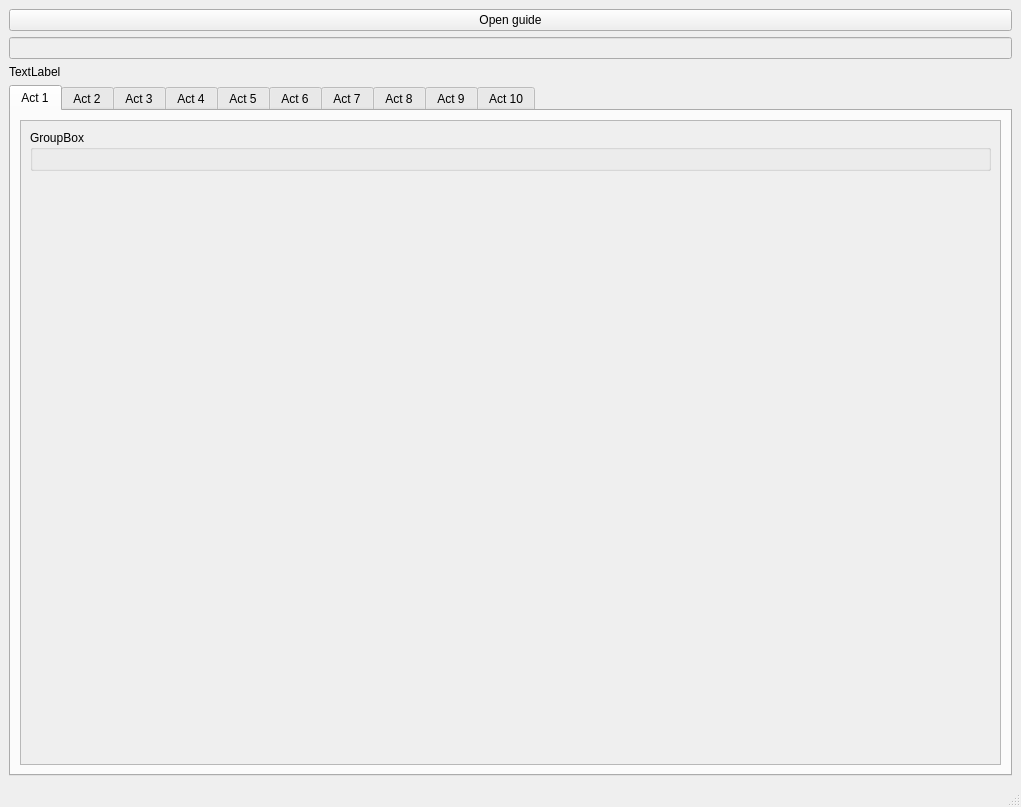
Qt form generated/form_main.ui (Doberm4n/POELevelingGuide) before a commit.
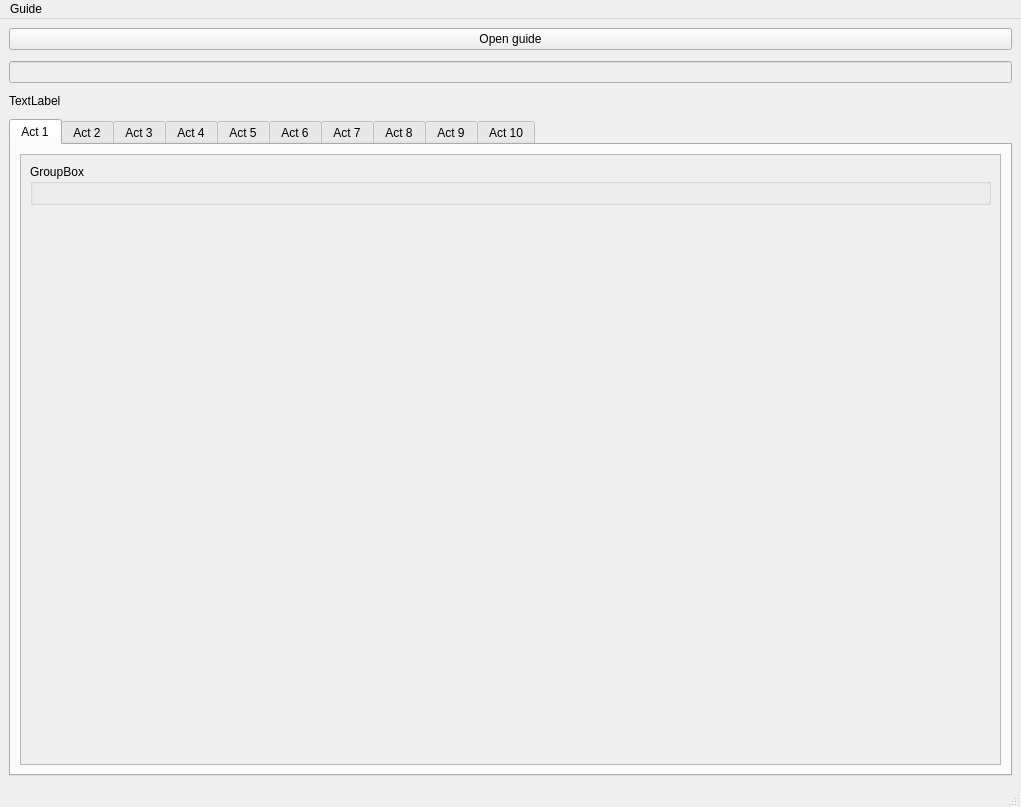
The same form after that commit. The open tabs and pages were chosen to show the change.

What changed in the file:
```diff
--- a/generated/form_main.ui
+++ b/generated/form_main.ui
@@ -15,6 +15,12 @@
   </property>
   <widget class="QWidget" name="centralwidget">
    <layout class="QVBoxLayout" name="verticalLayout_2">
+    <property name="spacing">
+     <number>11</number>
+    </property>
+    <property name="bottomMargin">
+     <number>9</number>
+    </property>
     <item>
      <widget class="QPushButton" name="openGuidePushButton">
       <property name="text">
@@ -57,7 +63,7 @@
              <x>0</x>
              <y>0</y>
              <width>977</width>
-             <height>628</height>
+             <height>613</height>
             </rect>
            </property>
            <layout class="QFormLayout" name="formLayout">
@@ -524,6 +530,12 @@
      <height>21</height>
     </rect>
    </property>
+   <widget class="QMenu" name="menuGuide">
+    <property name="title">
+     <string>Guide</string>
+    </property>
+   </widget>
+   <addaction name="menuGuide"/>
   </widget>
   <widget class="QStatusBar" name="statusbar"/>
  </widget>
```
Left out of the diff: 20 changed lines with no effect on the pictures.
